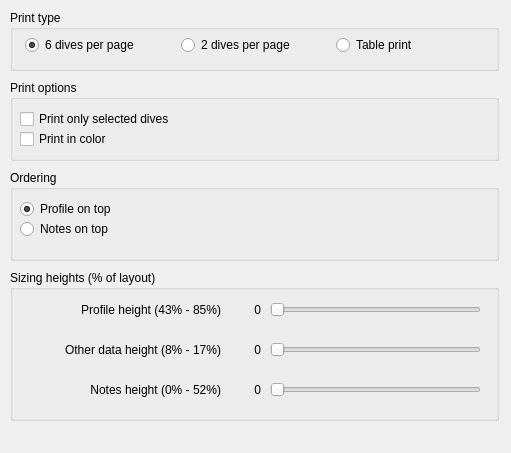
Qt form qt-ui/printoptions.ui (subsurface/subsurface) before a commit.
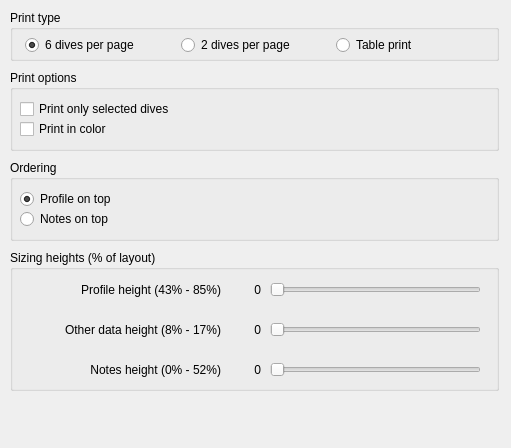
The same form after that commit.

Commit message:
UI adjustments in Print Dialog Window
- move buttons to the bottom of the window
- use QDialogButtonBox that allows to follow platform-dependent button layout
- enlarge window size to not to crop content
- change "Close" button action from "accept" to "reject"

Diff of the .ui file:
```diff
--- a/qt-ui/printoptions.ui
+++ b/qt-ui/printoptions.ui
@@ -7,14 +7,14 @@
     <x>0</x>
     <y>0</y>
     <width>511</width>
-    <height>453</height>
+    <height>448</height>
    </rect>
   </property>
   <widget class="QGroupBox" name="printOptions">
    <property name="geometry">
     <rect>
      <x>10</x>
-     <y>80</y>
+     <y>70</y>
      <width>489</width>
      <height>81</height>
     </rect>
@@ -67,7 +67,7 @@
      <x>10</x>
      <y>10</y>
      <width>489</width>
-     <height>61</height>
+     <height>51</height>
     </rect>
    </property>
    <property name="sizePolicy">
@@ -153,9 +153,9 @@
    <property name="geometry">
     <rect>
      <x>10</x>
-     <y>170</y>
+     <y>160</y>
      <width>489</width>
-     <height>91</height>
+     <height>81</height>
     </rect>
    </property>
    <property name="title">
@@ -210,9 +210,9 @@
    <property name="geometry">
     <rect>
      <x>10</x>
-     <y>270</y>
+     <y>250</y>
      <width>489</width>
-     <height>151</height>
+     <height>141</height>
     </rect>
    </property>
    <property name="title">
```
The commit also changes 1 other file.
